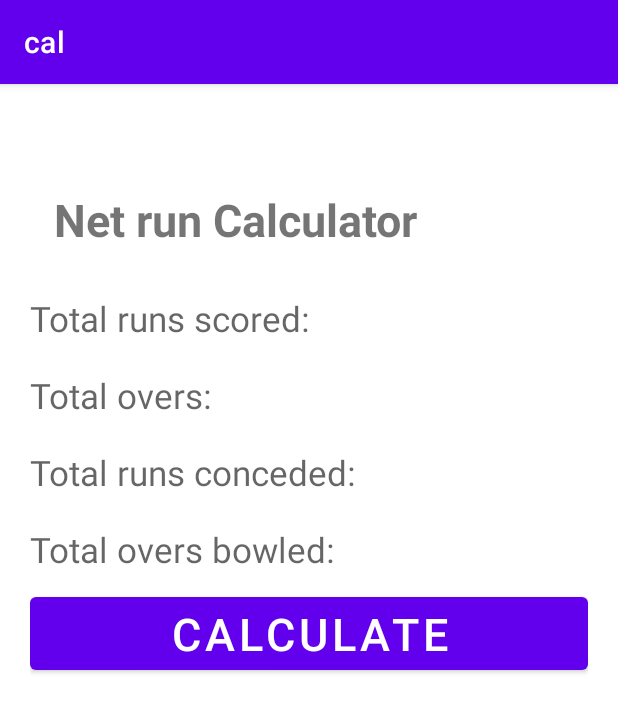
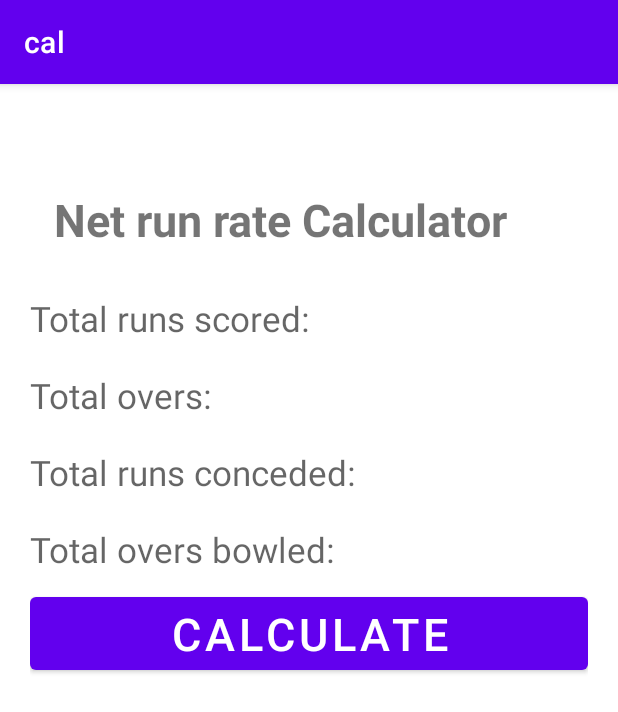
Before and after one commit to WajeehaHashmi27/android-calculator, an Android app: the screen it shows after launch (MainActivity), on a phone screen of 412 x 824 dp. Shown: the top 712 px of the screen. Run offline under Robolectric (Android 15) with nearby library versions, the phone set to English and light mode, and no system bars.

Commit message:
updated titke

```diff
--- a/app/src/main/res/layout/activity_main.xml
+++ b/app/src/main/res/layout/activity_main.xml
@@ -14,7 +14,7 @@
         android:layout_height="wrap_content"
         android:layout_gravity="center"
         android:layout_marginTop="50dp"
-        android:text="Net run Calculator"
+        android:text="Net run rate Calculator"
         android:textSize="30sp"
         android:textStyle="bold" />
 
```
